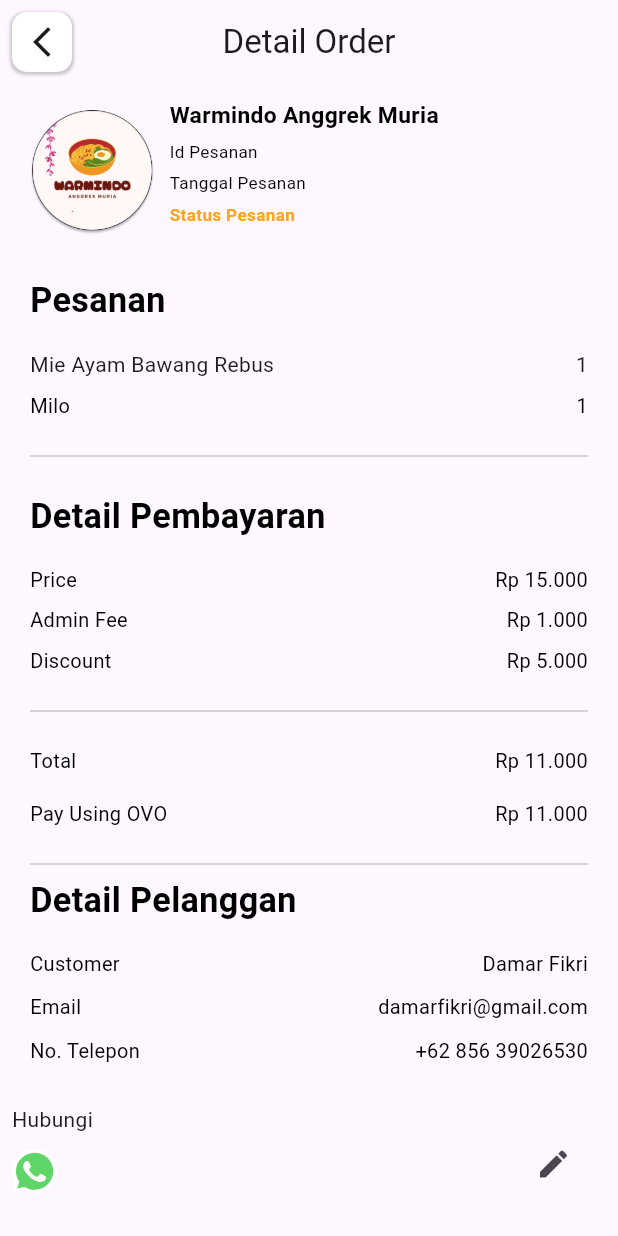
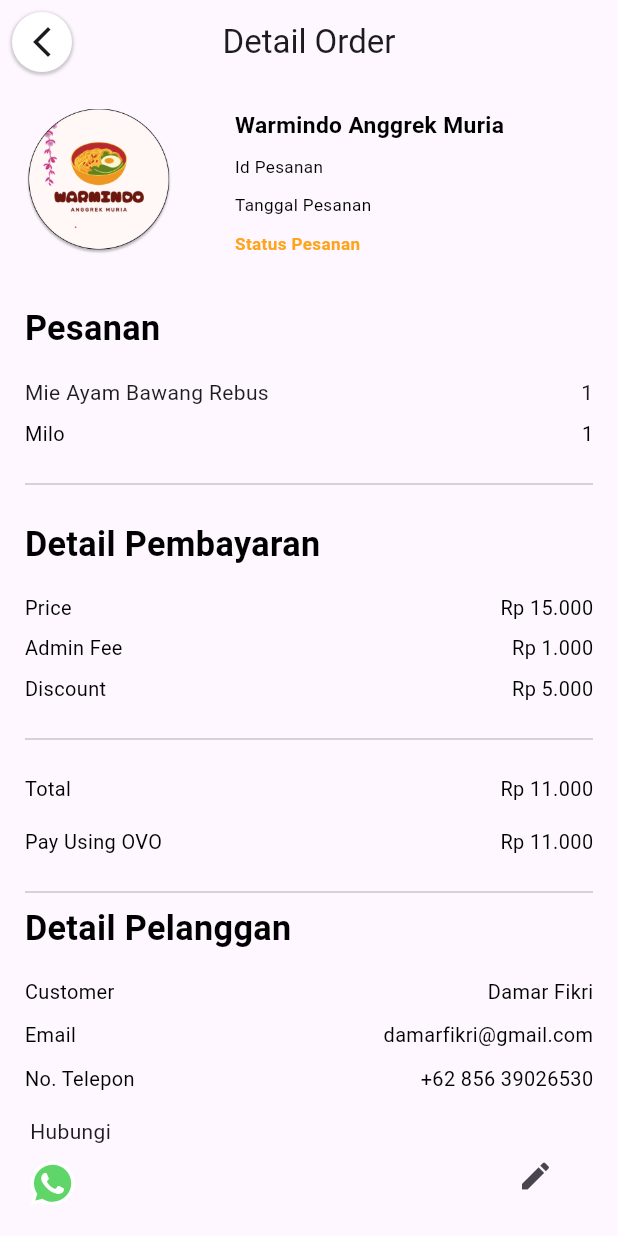
Before and after one commit to Shade2012/warmindo_admin_ui, a Flutter app: the screen it shows after launch, on a phone screen of 412 x 824 dp. Run offline on Flutter 3.47's test engine with Material 3 defaults, Android fonts, the phone set to English and light mode, and no system bars; our stand-ins replace flutter_svg, font_awesome_flutter, get, google_fonts, syncfusion_flutter_charts; Roboto replaces fonts that are missing (Oxygen).

Commit message:
style: [AF] add mediaquery

```diff
--- a/lib/pages/detail_order_page/view/detail_order_page.dart
+++ b/lib/pages/detail_order_page/view/detail_order_page.dart
@@ -11,17 +11,19 @@ class DetailOrderPage extends StatelessWidget {
 
   @override
   Widget build(BuildContext context) {
+    final screenHeight = MediaQuery.of(context).size.height;
+
     return Scaffold(
       appBar: AppBar(
         leading: Padding(
           padding: const EdgeInsets.all(8.0),
           child: Container(
-            width: 32,
-            height: 32,
+            width: screenHeight * 0.08,
+            height: screenHeight * 0.08,
             decoration: BoxDecoration(
               color: Colors.white,
               shape: BoxShape.rectangle,
-              borderRadius: BorderRadius.circular(10),
+              borderRadius: BorderRadius.circular(screenHeight * 0.025),
               boxShadow: [
                 BoxShadow(
                   color: Colors.black.withOpacity(0.2),
@@ -43,51 +45,43 @@ class DetailOrderPage extends StatelessWidget {
         centerTitle: true,
       ),
       body: Padding(
-        padding: EdgeInsets.symmetric(horizontal: 20, vertical: 10),
+        padding: EdgeInsets.symmetric(
+            horizontal: screenHeight * 0.02, vertical: screenHeight * 0.02),
         child: ListView(
           children: [
             Container(
-              width: 331,
-              height: 98,
+              width: screenHeight * 0.86,
+              height: screenHeight * 0.118,
               child: Row(
                 mainAxisAlignment: MainAxisAlignment.start,
+                crossAxisAlignment: CrossAxisAlignment.start,
                 children: [
                   Image.asset(
                     Images.splashLogo,
-                    width: 83,
+                    width: screenHeight * 0.120,
                   ),
-                  SizedBox(width: 10),
-                  Expanded(
+                  SizedBox(width: screenHeight * 0.05),
+                  Flexible(
                     child: Column(
                       crossAxisAlignment: CrossAxisAlignment.start,
                       children: [
                         Text('Warmindo Anggrek Muria',
                             style: nameRestoTextStyle),
-                        SizedBox(height: 5),
-                        Text(
-                          'Id Pesanan',
-                          style: idOrderTextStyle,
-                        ),
-                        SizedBox(height: 5),
-                        Text(
-                          'Tanggal Pesanan',
-                          style: dateOrderTextStyle,
-                        ),
-                        SizedBox(height: 5),
-                        Text(
-                          'Status Pesanan',
-                          style: statusOrderTextStyle,
-                        ),
-                        SizedBox(height: 5),
+                        SizedBox(height: screenHeight * 0.0110),
+                        Text('Id Pesanan', style: idOrderTextStyle),
+                        SizedBox(height: screenHeight * 0.0110),
+                        Text('Tanggal Pesanan', style: dateOrderTextStyle),
+                        SizedBox(height: screenHeight * 0.0125),
+                        Text('Status Pesanan', style: statusOrderTextStyle),
                       ],
                     ),
                   ),
                 ],
               ),
             ),
-            SizedBox(height: 20),
+            SizedBox(height: screenHeight * 0.04),
             ReceiptScreen(),
-            SizedBox(height: 20),
+            SizedBox(height: screenHeight * 0.04),
             ElevatedButton(
               onPressed: () {},
               child: Text('Cetak Bukti'),
--- a/lib/pages/widget/detail_order_bnb.dart
+++ b/lib/pages/widget/detail_order_bnb.dart
@@ -8,7 +8,7 @@ class DetailOrderBnb extends StatelessWidget {
   @override
   Widget build(BuildContext context) {
     return Padding(
-      padding: const EdgeInsets.all(8.0),
+      padding: const EdgeInsets.symmetric(horizontal: 20),
       child: Container(
         height: 80,
         child: Row(
```
